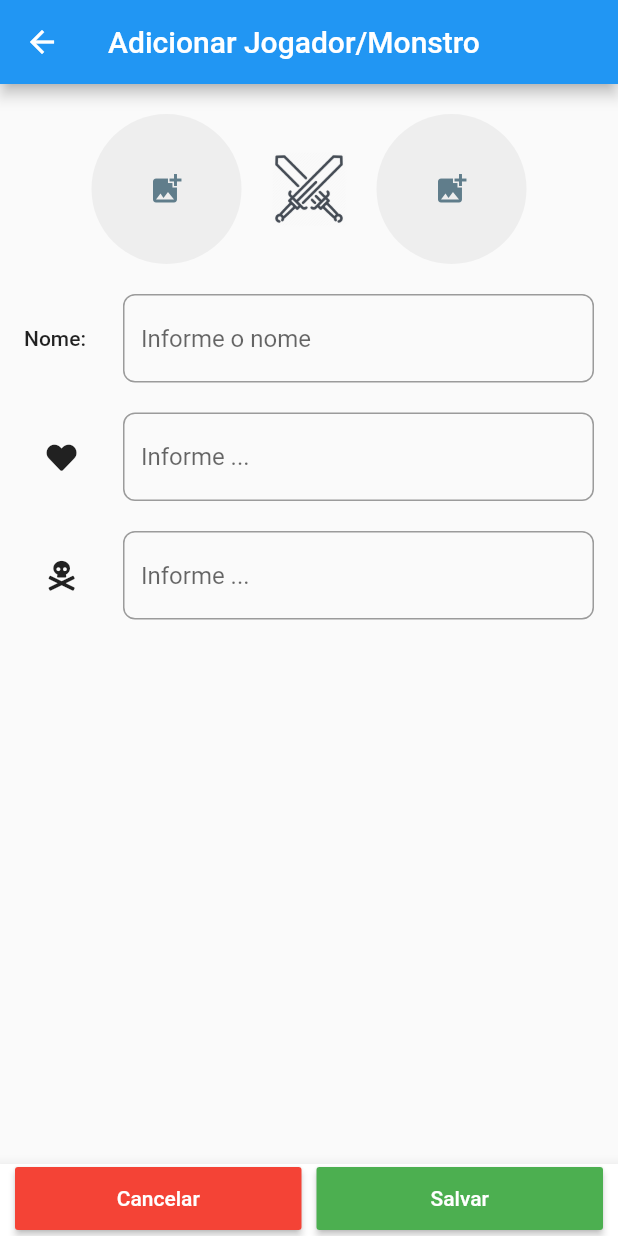
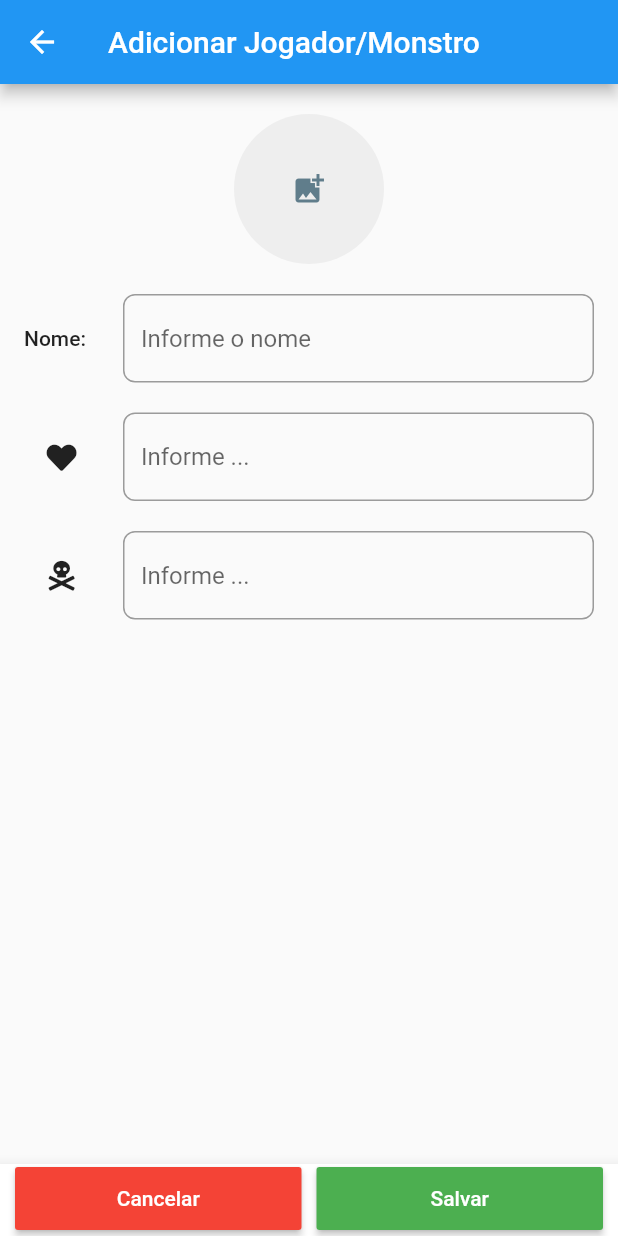
Before and after one commit to MatheusNicolielo/MockupRPG, a Flutter app: the screen it shows after launch, after a tap on the "add" icon, on a phone screen of 412 x 824 dp. Run offline on Flutter 3.47's test engine with Material 2 defaults, Android fonts, the phone set to English and light mode, and no system bars; our stand-ins replace font_awesome_flutter, image_picker.

```diff
--- a/mockup_app/mockup_app/lib/model/jogador_model.dart
+++ b/mockup_app/mockup_app/lib/model/jogador_model.dart
@@ -1,19 +1,19 @@
 class JogadorModel {
   int id;
   String image1;
-  String image2;
   String nome;
   int auxiliarVida;
   int iniciatiiva;
   int heart;
+  bool proximoJogador = false;
 
   JogadorModel({
     this.id,
     this.image1,
-    this.image2,
     this.nome,
     this.auxiliarVida,
     this.heart,
     this.iniciatiiva,
+    this.proximoJogador,
   });
 }
--- a/mockup_app/mockup_app/lib/repository/service.dart
+++ b/mockup_app/mockup_app/lib/repository/service.dart
@@ -35,7 +35,6 @@ class Service {
 
       if (modelAux != null && model != null) {
         modelAux.image1 = model.image1;
-        modelAux.image2 = model.image2;
         modelAux.iniciatiiva = model.iniciatiiva;
         modelAux.heart = model.heart;
 
--- a/mockup_app/mockup_app/lib/screen/salvar_jogador_screen.dart
+++ b/mockup_app/mockup_app/lib/screen/salvar_jogador_screen.dart
@@ -73,38 +73,6 @@ class _SalvarJogadorScreenState extends State<SalvarJogadorScreen> {
                   backgroundColor: Colors.grey.shade200,
                 ),
                 onTap: getImage1,
-              ),
-              Container(
-                height: 50,
-                width: 50,
-                margin: const EdgeInsets.only(
-                  left: 20,
-                  right: 20,
-                ),
-                decoration: BoxDecoration(
-                  image: DecorationImage(
-                    image: AssetImage('assets/sword.png'),
-                    fit: BoxFit.cover,
-                  ),
-                ),
-              ),
-              InkWell(
-                child: CircleAvatar(
-                  radius: 50,
-                  backgroundImage: _jogadorModel.image2 != null &&
-                          _jogadorModel.image2.isNotEmpty
-                      ? FileImage(File(_jogadorModel.image2))
-                      : null,
-                  child: _jogadorModel.image2 == null ||
-                          _jogadorModel.image2.isEmpty
-                      ? Icon(
-                          Icons.add_photo_alternate,
-                          color: Colors.blueGrey,
-                        )
-                      : SizedBox.shrink(),
-                  backgroundColor: Colors.grey.shade200,
-                ),
-                onTap: getImage2,
               ),
             ],
           ),
@@ -284,13 +252,4 @@ class _SalvarJogadorScreenState extends State<SalvarJogadorScreen> {
       });
     }
   }
-
-  Future getImage2() async {
-    final image = await ImagePicker.pickImage(source: ImageSource.gallery);
-    if (image != null && image.path != null && image.path.isNotEmpty) {
-      setState(() {
-        _jogadorModel.image2 = image.path;
-      });
-    }
-  }
 }
```
